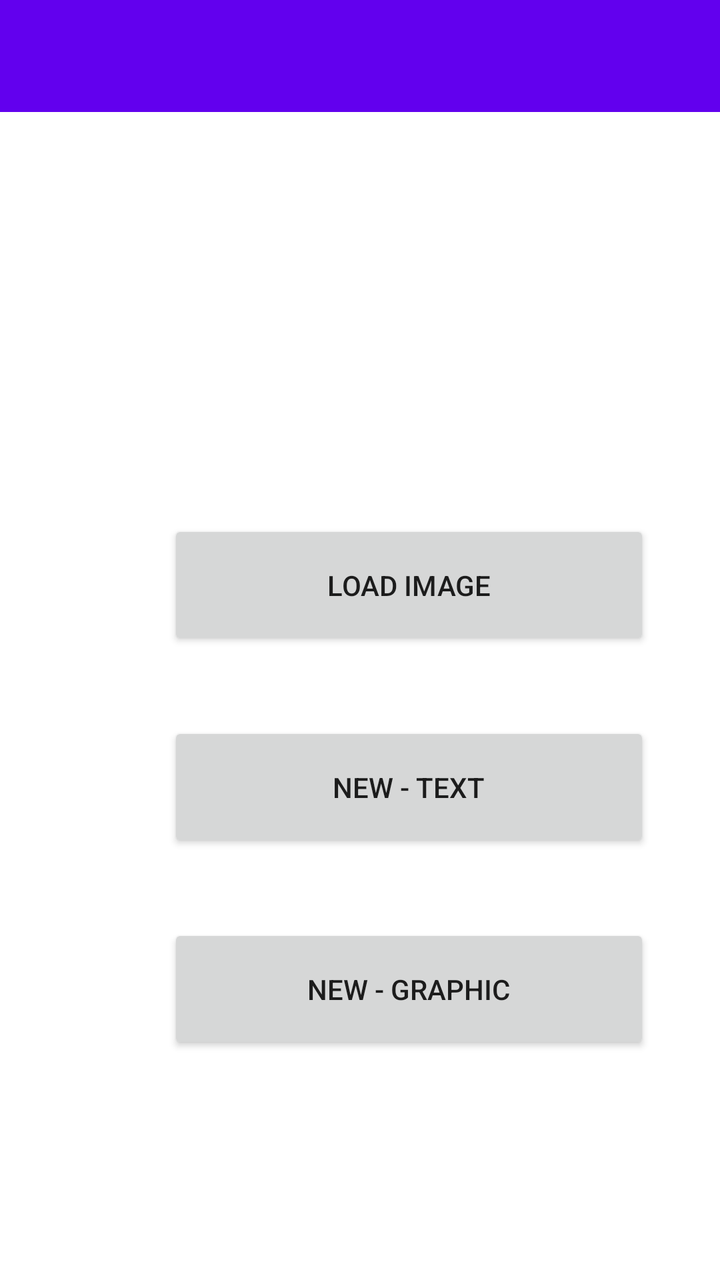
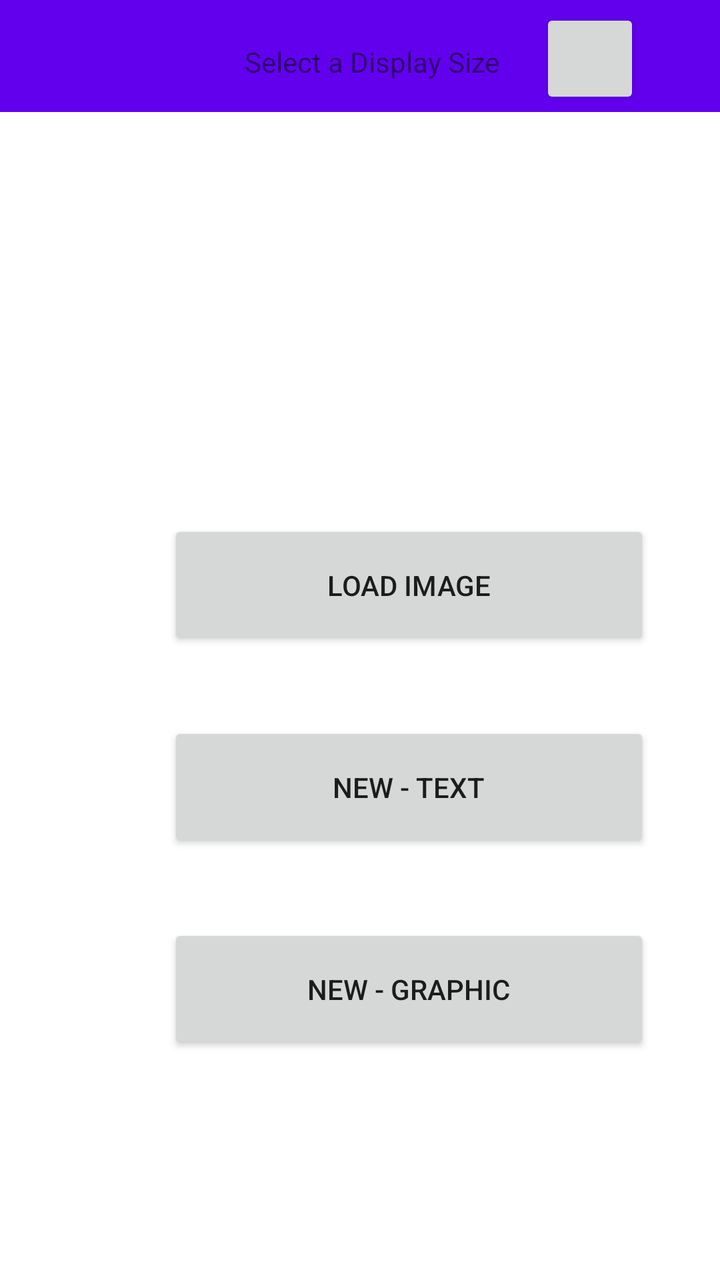

An Android layout rendered at two revisions. The XML below is the earlier revision; the diff shows what the commit changed to produce the second picture.
<!-- AndroidManifest.xml: application theme Theme.NFCEInkWriter -->
<!-- res/layout/activity_main.xml -->
<?xml version="1.0" encoding="utf-8"?>
<androidx.constraintlayout.widget.ConstraintLayout xmlns:android="http://schemas.android.com/apk/res/android"
    xmlns:app="http://schemas.android.com/apk/res-auto"
    xmlns:tools="http://schemas.android.com/tools"
    android:layout_width="match_parent"
    android:layout_height="match_parent"
    tools:context=".MainActivity">

    <Button
        android:id="@+id/cta_pick_image_file"
        android:layout_width="241dp"
        android:layout_height="65dp"
        android:layout_marginStart="84dp"
        android:layout_marginLeft="84dp"
        android:layout_marginTop="260dp"
        android:text="@string/pick_image_file_cta_text"
        app:layout_constraintStart_toStartOf="parent"
        app:layout_constraintTop_toTopOf="parent" />

    <Button
        android:id="@+id/cta_new_text"
        android:layout_width="241dp"
        android:layout_height="65dp"
        android:layout_marginTop="36dp"
        android:text="@string/cta_new_text_invite"
        app:layout_constraintBottom_toTopOf="@+id/cta_new_graphic"
        app:layout_constraintStart_toStartOf="@+id/cta_pick_image_file"
        app:layout_constraintTop_toBottomOf="@+id/cta_pick_image_file" />

    <Button
        android:id="@+id/cta_new_graphic"
        android:layout_width="241dp"
        android:layout_height="65dp"
        android:layout_marginTop="36dp"
        android:text="@string/cta_new_graphic_invite"
        app:layout_constraintTop_toBottomOf="@+id/cta_new_text"
        app:layout_constraintStart_toStartOf="@+id/cta_new_text"
        tools:layout_editor_absoluteX="84dp" />

    <androidx.appcompat.widget.Toolbar
        android:id="@+id/main_toolbar"
        android:layout_width="match_parent"
        android:layout_height="wrap_content"
        android:background="?attr/colorPrimary"
        android:minHeight="?attr/actionBarSize"
        android:theme="?attr/actionBarTheme"
        app:layout_constraintStart_toStartOf="parent"
        app:layout_constraintTop_toTopOf="parent" />

</androidx.constraintlayout.widget.ConstraintLayout>
<!-- resources referenced by this layout -->
<resources>
  <string name="cta_new_graphic_invite">New - Graphic</string>
  <string name="cta_new_text_invite">New - Text</string>
  <string name="pick_image_file_cta_text">Load Image</string>
  <style name="Theme.NFCEInkWriter" parent="Theme.MaterialComponents.DayNight.DarkActionBar">
          
          <item name="colorPrimary">@color/purple_500</item>
          <item name="colorPrimaryVariant">@color/purple_700</item>
          <item name="colorOnPrimary">@color/white</item>
          
          <item name="colorSecondary">@color/teal_200</item>
          <item name="colorSecondaryVariant">@color/teal_700</item>
          <item name="colorOnSecondary">@color/black</item>
          
          <item name="android:statusBarColor" tools:targetApi="l">?attr/colorPrimaryVariant</item>
          
      </style>
  <color name="purple_500">#FF6200EE</color>
  <color name="purple_700">#FF3700B3</color>
  <color name="white">#FFFFFFFF</color>
  <color name="teal_200">#FF03DAC5</color>
  <color name="teal_700">#FF018786</color>
  <color name="black">#FF000000</color>
</resources>

<!-- the commit's change to res/layout/activity_main.xml (unified diff, before → after) -->
@@ -45,6 +45,36 @@
         android:minHeight="?attr/actionBarSize"
         android:theme="?attr/actionBarTheme"
         app:layout_constraintStart_toStartOf="parent"
-        app:layout_constraintTop_toTopOf="parent" />
+        app:layout_constraintTop_toTopOf="parent" >
+
+        <androidx.constraintlayout.widget.ConstraintLayout
+            android:layout_width="match_parent"
+            android:layout_height="match_parent"
+        >
+
+            <TextView
+                android:id="@+id/currentDisplaySize"
+                android:layout_width="wrap_content"
+                android:layout_height="wrap_content"
+                android:layout_marginTop="20dp"
+                android:layout_marginEnd="20dp"
+                android:text="@string/currDisplaySizeDefaultText"
+                app:layout_constraintEnd_toStartOf="@+id/changeDisplaySizeInvite"
+                app:layout_constraintTop_toTopOf="parent" />
+
+            <Button
+                android:id="@+id/changeDisplaySizeInvite"
+                android:layout_width="50dp"
+                android:layout_height="50dp"
+                android:layout_marginTop="3dp"
+                android:layout_marginEnd="40dp"
+                app:icon="@android:drawable/ic_menu_preferences"
+                app:iconPadding="2dp"
+                app:layout_constraintEnd_toEndOf="parent"
+                app:layout_constraintTop_toTopOf="parent" />
+        </androidx.constraintlayout.widget.ConstraintLayout>
+
+    </androidx.appcompat.widget.Toolbar>
+
 
 </androidx.constraintlayout.widget.ConstraintLayout>
<!-- resource entries referenced after the edit -->
@@ -2,8 +2,9 @@
 <resources>
   <string name="cta_new_graphic_invite">New - Graphic</string>
   <string name="cta_new_text_invite">New - Text</string>
+  <string name="currDisplaySizeDefaultText">Select a Display Size</string>
   <string name="pick_image_file_cta_text">Load Image</string>
-  <style name="Theme.NFCEInkWriter" parent="Theme.MaterialComponents.DayNight.DarkActionBar">
+  <style name="Theme.NFCEInkWriter" parent="Theme.MaterialComponents.DayNight.NoActionBar">
           
           <item name="colorPrimary">@color/purple_500</item>
           <item name="colorPrimaryVariant">@color/purple_700</item>
